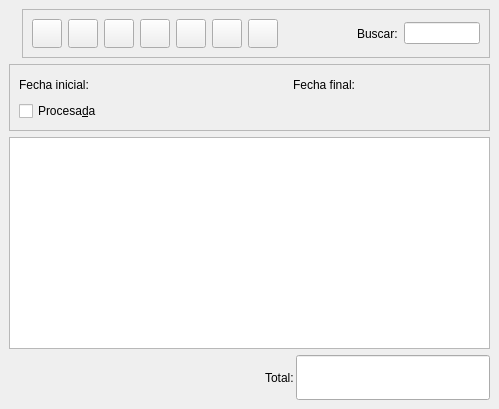
The window that bulmages/bulmafact/src/facturasplistbase.ui (eboladev/Bulmages-1) describes before a commit, drawn with Qt 5.
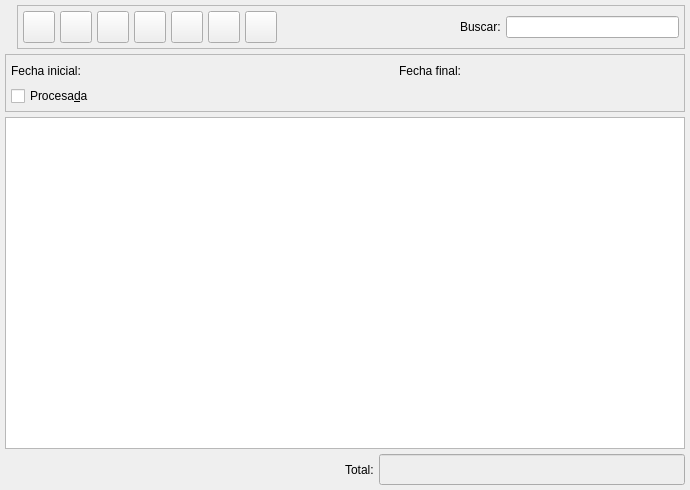
The same window after the commit. Icons and pictures are not drawn. Custom widgets are drawn as their Qt base class.

```diff
--- a/bulmages/bulmafact/src/facturasplistbase.ui
+++ b/bulmages/bulmafact/src/facturasplistbase.ui
@@ -9,8 +9,8 @@
    <rect>
     <x>0</x>
     <y>0</y>
-    <width>499</width>
-    <height>409</height>
+    <width>690</width>
+    <height>490</height>
    </rect>
   </property>
   <property name="windowTitle" >
@@ -21,10 +21,10 @@
   </property>
   <layout class="QVBoxLayout" >
    <property name="margin" >
-    <number>9</number>
+    <number>5</number>
    </property>
    <property name="spacing" >
-    <number>6</number>
+    <number>5</number>
    </property>
    <item>
     <layout class="QHBoxLayout" >
@@ -32,7 +32,7 @@
       <number>0</number>
      </property>
      <property name="spacing" >
-      <number>6</number>
+      <number>5</number>
      </property>
      <item>
       <widget class="QLabel" name="label1" >
@@ -54,13 +54,25 @@
        </property>
        <layout class="QHBoxLayout" >
         <property name="margin" >
-         <number>9</number>
+         <number>5</number>
         </property>
         <property name="spacing" >
-         <number>6</number>
+         <number>5</number>
         </property>
         <item>
          <widget class="QToolButton" name="mui_crear" >
+          <property name="minimumSize" >
+           <size>
+            <width>32</width>
+            <height>32</height>
+           </size>
+          </property>
+          <property name="maximumSize" >
+           <size>
+            <width>32</width>
+            <height>32</height>
+           </size>
+          </property>
           <property name="toolTip" >
            <string>Nueva factura</string>
           </property>
@@ -83,6 +95,18 @@
         </item>
         <item>
          <widget class="QToolButton" name="mui_editar" >
+          <property name="minimumSize" >
+           <size>
+            <width>32</width>
+            <height>32</height>
+           </size>
+          </property>
+          <property name="maximumSize" >
+           <size>
+            <width>32</width>
+            <height>32</height>
+           </size>
+          </property>
           <property name="toolTip" >
            <string>Editar factura</string>
           </property>
@@ -105,6 +129,18 @@
         </item>
         <item>
          <widget class="QToolButton" name="mui_borrar" >
+          <property name="minimumSize" >
+           <size>
+            <width>32</width>
+            <height>32</height>
+           </size>
+          </property>
+          <property name="maximumSize" >
+           <size>
+            <width>32</width>
+            <height>32</height>
+           </size>
+          </property>
           <property name="toolTip" >
            <string>Borrar factura</string>
           </property>
@@ -127,6 +163,18 @@
         </item>
         <item>
          <widget class="QToolButton" name="mui_imprimir" >
+          <property name="minimumSize" >
+           <size>
+            <width>32</width>
+            <height>32</height>
+           </size>
+          </property>
+          <property name="maximumSize" >
+           <size>
+            <width>32</width>
+            <height>32</height>
+           </size>
+          </property>
           <property name="toolTip" >
            <string>Imprimir listado</string>
           </property>
@@ -149,6 +197,18 @@
         </item>
         <item>
          <widget class="QToolButton" name="mui_filtrar" >
+          <property name="minimumSize" >
+           <size>
+            <width>32</width>
+            <height>32</height>
+           </size>
+          </property>
+          <property name="maximumSize" >
+           <size>
+            <width>32</width>
+            <height>32</height>
+           </size>
+          </property>
           <property name="toolTip" >
            <string>Filtrar facturas</string>
           </property>
@@ -174,6 +234,18 @@
         </item>
         <item>
          <widget class="QToolButton" name="mui_configurar" >
+          <property name="minimumSize" >
+           <size>
+            <width>32</width>
+            <height>32</height>
+           </size>
+          </property>
+          <property name="maximumSize" >
+           <size>
+            <width>32</width>
+            <height>32</height>
+           </size>
+          </property>
           <property name="toolTip" >
            <string>Configurar listado</string>
           </property>
@@ -199,6 +271,18 @@
         </item>
         <item>
          <widget class="QToolButton" name="mui_actualizar" >
+          <property name="minimumSize" >
+           <size>
+            <width>32</width>
+            <height>32</height>
+           </size>
+          </property>
+          <property name="maximumSize" >
+           <size>
+            <width>32</width>
+            <height>32</height>
+           </size>
+          </property>
           <property name="toolTip" >
            <string>Actualizar listado</string>
           </property>
@@ -267,7 +351,14 @@
          </widget>
         </item>
         <item>
-         <widget class="QLineEdit" name="m_filtro" />
+         <widget class="QLineEdit" name="m_filtro" >
+          <property name="minimumSize" >
+           <size>
+            <width>150</width>
+            <height>0</height>
+           </size>
+          </property>
+         </widget>
         </item>
        </layout>
       </widget>
@@ -284,10 +375,10 @@
      </property>
      <layout class="QVBoxLayout" >
       <property name="margin" >
-       <number>9</number>
+       <number>5</number>
       </property>
       <property name="spacing" >
-       <number>6</number>
+       <number>5</number>
       </property>
       <item>
        <layout class="QHBoxLayout" >
@@ -305,7 +396,14 @@
          </widget>
         </item>
         <item>
-         <widget class="BusquedaFecha" native="1" name="m_fechain" />
+         <widget class="BusquedaFecha" native="1" name="m_fechain" >
+          <property name="minimumSize" >
+           <size>
+            <width>150</width>
+            <height>0</height>
+           </size>
+          </property>
+         </widget>
         </item>
         <item>
          <spacer>
@@ -331,7 +429,14 @@
          </widget>
         </item>
         <item>
-         <widget class="BusquedaFecha" native="1" name="m_fechafin" />
+         <widget class="BusquedaFecha" native="1" name="m_fechafin" >
+          <property name="minimumSize" >
+           <size>
+            <width>150</width>
+            <height>0</height>
+           </size>
+          </property>
+         </widget>
         </item>
         <item>
          <spacer>
@@ -396,7 +501,7 @@
       <number>0</number>
      </property>
      <property name="spacing" >
-      <number>2</number>
+      <number>5</number>
      </property>
      <item>
       <spacer>
@@ -409,7 +514,7 @@
        <property name="sizeHint" >
         <size>
          <width>340</width>
-         <height>21</height>
+         <height>12</height>
         </size>
        </property>
       </spacer>
@@ -426,10 +531,47 @@
        <property name="enabled" >
         <bool>true</bool>
        </property>
+       <property name="palette" >
+        <palette>
+         <active>
+          <colorrole role="Base" >
+           <brush brushstyle="SolidPattern" >
+            <color alpha="255" >
+             <red>238</red>
+             <green>238</green>
+             <blue>238</blue>
+            </color>
+           </brush>
+          </colorrole>
+         </active>
+         <inactive>
+          <colorrole role="Base" >
+           <brush brushstyle="SolidPattern" >
+            <color alpha="255" >
+             <red>238</red>
+             <green>238</green>
+             <blue>238</blue>
+            </color>
+           </brush>
+          </colorrole>
+         </inactive>
+         <disabled>
+          <colorrole role="Base" >
+           <brush brushstyle="SolidPattern" >
+            <color alpha="255" >
+             <red>255</red>
+             <green>255</green>
+             <blue>255</blue>
+            </color>
+           </brush>
+          </colorrole>
+         </disabled>
+        </palette>
+       </property>
        <property name="font" >
         <font>
          <family>Sans Serif</family>
-         <pointsize>20</pointsize>
+         <pointsize>12</pointsize>
          <weight>75</weight>
          <italic>false</italic>
          <bold>true</bold>
@@ -448,16 +590,6 @@
  </widget>
  <layoutdefault spacing="2" margin="2" />
  <customwidgets>
-  <customwidget>
-   <class>BusquedaProveedor</class>
-   <extends>QWidget</extends>
-   <header>busquedaproveedor.h</header>
-  </customwidget>
-  <customwidget>
-   <class>BusquedaFecha</class>
-   <extends>QWidget</extends>
-   <header>../../../bulmalib/busquedafecha.h</header>
-  </customwidget>
   <customwidget>
    <class>BusquedaArticulo</class>
    <extends>QWidget</extends>
@@ -468,6 +600,16 @@
    <extends>QTableWidget</extends>
    <header>facturasplist.h</header>
   </customwidget>
+  <customwidget>
+   <class>BusquedaProveedor</class>
+   <extends>QWidget</extends>
+   <header>busquedaproveedor.h</header>
+  </customwidget>
+  <customwidget>
+   <class>BusquedaFecha</class>
+   <extends>QWidget</extends>
+   <header>../../../bulmalib/busquedafecha.h</header>
+  </customwidget>
  </customwidgets>
  <resources>
   <include location="../../bulmages.qrc" />
```
